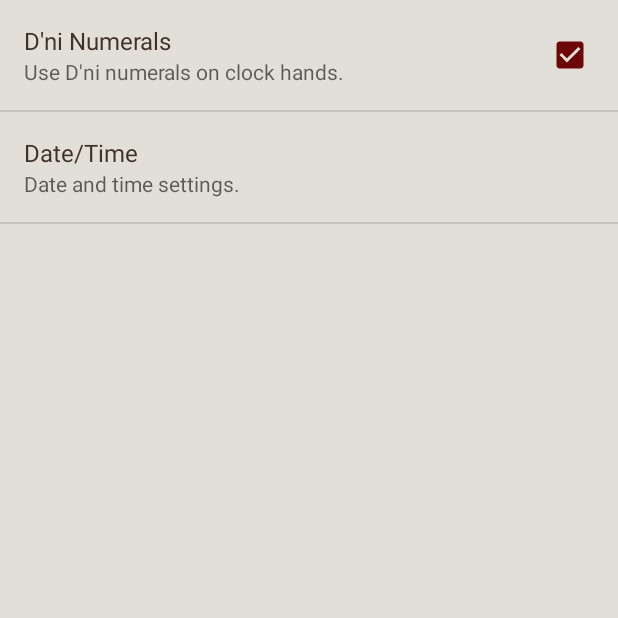
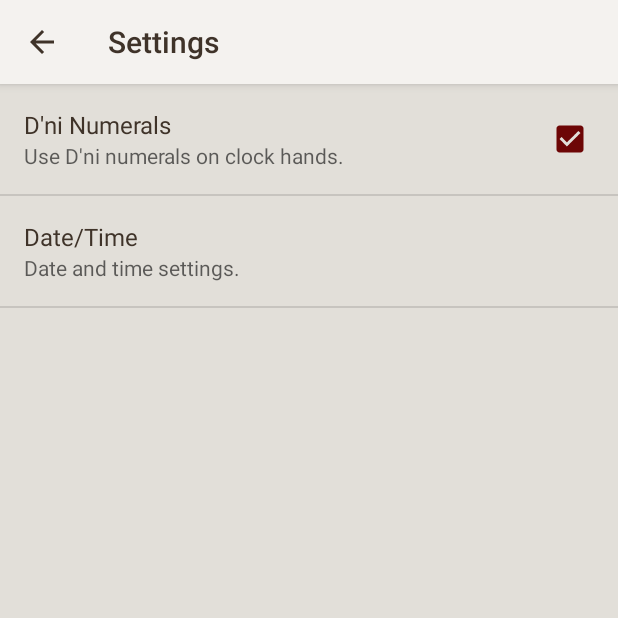
Before and after one commit to Fitzbattleaxe/DNi, an Android app: the SettingsActivity screen opened directly, with no data from a screen before it, on a phone screen of 412 x 824 dp, the top half of it. Run offline under Robolectric (Android 15) with nearby library versions, the phone set to English and light mode, and no system bars.

Commit message:
Implement data/time picker, adjust size of the digital display, and add action bar to settings menu.

```diff
--- a/app/src/main/AndroidManifest.xml
+++ b/app/src/main/AndroidManifest.xml
@@ -18,6 +18,7 @@
             </intent-filter>
         </activity>
         <activity
+            android:theme="@style/SettingsTheme"
             android:name=".SettingsActivity"
             android:label="@string/title_activity_settings"
             android:parentActivityName=".Watch" >
--- /dev/null
+++ b/app/src/main/java/com/dane/dni/DateTimePreference.java
@@ -0,0 +1,110 @@
+package com.dane.dni;
+
+import android.content.Context;
+import android.content.res.TypedArray;
+import android.preference.DialogPreference;
+import android.text.format.DateFormat;
+import android.util.AttributeSet;
+import android.view.View;
+import android.widget.DatePicker;
+import android.widget.TimePicker;
+
+import java.util.Calendar;
+import java.util.Date;
+import java.util.GregorianCalendar;
+
+/**
+ * Created by Dane on 11/2/2015.
+ */
+public class DateTimePreference extends DialogPreference {
+    private Calendar calendar;
+    private TimePicker timePicker = null;
+    private DatePicker datePicker = null;
+
+    public DateTimePreference(Context ctxt) {
+        this(ctxt, null);
+    }
+
+    public DateTimePreference(Context ctxt, AttributeSet attrs) {
+        this(ctxt, attrs, android.R.attr.dialogPreferenceStyle);
+    }
+
+    public DateTimePreference(Context ctxt, AttributeSet attrs, int defStyle) {
+        super(ctxt, attrs, defStyle);
+        setDialogLayoutResource(R.layout.date_time_picker);
+        setPositiveButtonText("Set");
+        setNegativeButtonText("Cancel");
+        calendar = new GregorianCalendar();
+    }
+
+    @Override
+    protected void onBindDialogView(View v) {
+        super.onBindDialogView(v);
+        timePicker = (TimePicker) v.findViewById(R.id.timePicker);
+        datePicker = (DatePicker) v.findViewById(R.id.datePicker);
+        timePicker.setCurrentHour(calendar.get(Calendar.HOUR_OF_DAY));
+        timePicker.setCurrentMinute(calendar.get(Calendar.MINUTE));
+        datePicker.init(
+                calendar.get(Calendar.YEAR),
+                calendar.get(Calendar.MONTH),
+                calendar.get(Calendar.DAY_OF_MONTH),
+                null);
+    }
+
+    void updateTime() {
+        calendar.setTimeInMillis(System.currentTimeMillis() + getPersistedLong(0L));
+        setSummary(getSummary());
+    }
+
+    @Override
+    protected void onDialogClosed(boolean positiveResult) {
+        super.onDialogClosed(positiveResult);
+
+        if (positiveResult) {
+            calendar.set(Calendar.HOUR_OF_DAY, timePicker.getCurrentHour());
+            calendar.set(Calendar.MINUTE, timePicker.getCurrentMinute());
+            calendar.set(Calendar.DAY_OF_MONTH, datePicker.getDayOfMonth());
+            calendar.set(Calendar.MONTH, datePicker.getMonth());
+            calendar.set(Calendar.YEAR, datePicker.getYear());
+
+            setSummary(getSummary());
+            long delta = calendar.getTimeInMillis() - System.currentTimeMillis();
+            if (callChangeListener(delta)) {
+                persistLong(delta);
+                notifyChanged();
+            }
+        }
+    }
+
+    @Override
+    protected void onSetInitialValue(boolean restoreValue, Object defaultValue) {
+        long currentTimeInMillis = System.currentTimeMillis();
+        long delta = 0;
+        if (defaultValue != null) {
+            delta = Long.parseLong((String) defaultValue);
+        }
+        if (restoreValue) {
+            calendar.setTimeInMillis(currentTimeInMillis + getPersistedLong(delta));
+        } else {
+            calendar.setTimeInMillis(delta + currentTimeInMillis);
+            persistLong(delta);
+        }
+        setSummary(getSummary());
+    }
+
+    @Override
+    protected Object onGetDefaultValue(TypedArray a, int index) {
+        return a.getString(index);
+    }
+
+    @Override
+    public CharSequence getSummary() {
+        if (calendar == null) {
+            return null;
+        }
+        Date date = new Date(calendar.getTimeInMillis());
+        return DateFormat.getTimeFormat(getContext()).format(date)
+                + " "
+                + DateFormat.getDateFormat(getContext()).format(date);
+    }
+}
--- a/app/src/main/java/com/dane/dni/SettingsActivity.java
+++ b/app/src/main/java/com/dane/dni/SettingsActivity.java
@@ -5,6 +5,7 @@ import android.annotation.TargetApi;
 import android.app.Activity;
 import android.content.Context;
 import android.content.Intent;
+import android.content.SharedPreferences;
 import android.content.res.Configuration;
 import android.media.Ringtone;
 import android.media.RingtoneManager;
@@ -28,10 +29,11 @@ public class SettingsActivity extends Activity {
     @Override
     protected void onCreate(Bundle savedInstanceState) {
         super.onCreate(savedInstanceState);
+        setContentView(R.layout.settings);
 
         // Display the fragment as the main content.
         getFragmentManager().beginTransaction()
-                .replace(android.R.id.content, new SettingsFragment())
+                .add(R.id.settings_fragment_container, new SettingsFragment())
                 .commit();
     }
 }
--- a/app/src/main/java/com/dane/dni/SettingsFragment.java
+++ b/app/src/main/java/com/dane/dni/SettingsFragment.java
@@ -1,17 +1,63 @@
 package com.dane.dni;
 
+import android.content.BroadcastReceiver;
+import android.content.Context;
+import android.content.Intent;
+import android.content.IntentFilter;
+import android.content.SharedPreferences;
 import android.os.Bundle;
 import android.preference.PreferenceFragment;
+import android.preference.PreferenceManager;
 
 /**
  * Created by Dane on 11/1/2015.
  */
-public class SettingsFragment extends PreferenceFragment {
+public class SettingsFragment extends PreferenceFragment
+        implements SharedPreferences.OnSharedPreferenceChangeListener {
+
+    BroadcastReceiver br;
+
     @Override
     public void onCreate(Bundle savedInstanceState) {
         super.onCreate(savedInstanceState);
+        br = new BroadcastReceiver() {
+            @Override
+            public void onReceive(Context context, Intent intent) {
+                ((DateTimePreference) SettingsFragment.this.findPreference("custom_date_time"))
+                    .updateTime();
+            }
+        };
 
         // Load the preferences from an XML resource
         addPreferencesFromResource(R.xml.preferences);
+        findPreference("custom_date_time").setEnabled(
+                !getPreferenceScreen().getSharedPreferences()
+                        .getBoolean("system_time", false));
     }
+
+    @Override
+    public void onSharedPreferenceChanged(SharedPreferences sharedPreferences, String key) {
+        if (key.equals("system_time")) {
+            findPreference("custom_date_time").setEnabled(
+                    !sharedPreferences.getBoolean("system_time", false));
+        }
+    }
+
+    @Override
+    public void onResume() {
+        super.onResume();
+        getPreferenceScreen().getSharedPreferences()
+            .registerOnSharedPreferenceChangeListener(this);
+        getActivity().registerReceiver(br, new IntentFilter(Intent.ACTION_TIME_TICK));
+    }
+
+    @Override
+    public void onPause() {
+        super.onPause();
+        getPreferenceScreen().getSharedPreferences()
+                .unregisterOnSharedPreferenceChangeListener(this);
+        getActivity().unregisterReceiver(br);
+    }
+
+
 }
--- /dev/null
+++ b/app/src/main/res/color/primary_text_material_light.xml
@@ -0,0 +1,6 @@
+<?xml version="1.0" encoding="utf-8"?>
+<selector xmlns:android="http://schemas.android.com/apk/res/android">
+
+    <item android:state_enabled="false" android:alpha="@dimen/disabled_alpha_material_dark" android:color="@color/primary_text_dni" />
+    <item android:color="@color/primary_text_dni" />
+</selector>
--- a/app/src/main/res/layout/activity_watch.xml
+++ b/app/src/main/res/layout/activity_watch.xml
@@ -83,7 +83,7 @@
             <android.support.percent.PercentRelativeLayout
                 android:layout_width="match_parent"
                 android:layout_height="0dp"
-                android:layout_weight="3.2">
+                android:layout_weight="2.9">
                 <RelativeLayout
                     android:id="@+id/clockTopChrome"
                     android:layout_width="match_parent"
@@ -127,7 +127,7 @@
                             android:shadowDy="2"
                             android:shadowRadius="2"
                             android:shadowColor="#b9b8b5"
-                            android:layout_marginTop="-2dp" />
+                            android:layout_marginTop="-1dp" />
 
                         <com.dane.dni.TimeDisplay
                             android:layout_width="wrap_content"
@@ -138,7 +138,7 @@
                             android:gravity="top"
                             android:textAlignment="gravity"
                             android:includeFontPadding="false"
-                            android:layout_marginTop="-5dp"
+                            android:layout_marginTop="-6dp"
                             android:layout_marginLeft="14dp"
                             android:shadowDx="0"
                             android:shadowDy="2"
--- /dev/null
+++ b/app/src/main/res/layout/settings.xml
@@ -0,0 +1,7 @@
+<?xml version="1.0" encoding="utf-8"?>
+<LinearLayout xmlns:android="http://schemas.android.com/apk/res/android"
+    android:id="@+id/settings_fragment_container"
+    android:orientation="vertical" android:layout_width="match_parent"
+    android:layout_height="match_parent">
+
+</LinearLayout>
--- a/app/src/main/res/values-v21/styles.xml
+++ b/app/src/main/res/values-v21/styles.xml
@@ -7,4 +7,15 @@
         <item name="android:colorPrimary">@color/primary_material_light</item>
         <item name="android:colorAccent">@color/accent_material_light</item>
     </style>
+    <style name="SettingsTheme" parent="android:Theme.Material.Light">
+        <!-- Customize your theme here. -->
+        <item name="android:colorBackground">@color/background_material_light</item>
+        <item name="android:textColorPrimary">@color/primary_text_dni</item>
+        <item name="android:colorPrimary">@color/primary_material_light</item>
+        <item name="android:colorAccent">@color/accent_material_light</item>
+        <item name="android:actionBarStyle">@style/ActionBarTheme</item>
+    </style>
+    <style name="ActionBarTheme" parent="android:Widget.Material.Light.ActionBar">
+        <item name="android:background">@color/dni_text_box_background</item>
+    </style>
 </resources>
--- a/app/src/main/res/values/colors.xml
+++ b/app/src/main/res/values/colors.xml
@@ -4,4 +4,5 @@
     <color name="background_material_light">#e2dfd9</color>
     <color name="primary_text_dni">#3f3329</color>
     <color name="accent_material_light">#6d0606</color>
+    <color name="dni_text_box_background">#f4f2ef</color>
 </resources>
--- a/app/src/main/res/values/styles.xml
+++ b/app/src/main/res/values/styles.xml
@@ -6,5 +6,13 @@
         <item name="android:colorBackground">@color/background_material_light</item>
         <item name="android:textColorPrimary">@color/primary_text_dni</item>
     </style>
-
+    <style name="SettingsTheme" parent="@style/Theme.AppCompat.Light">
+        <!-- Customize your theme here. -->
+        <item name="android:colorBackground">@color/background_material_light</item>
+        <item name="android:textColorPrimary">@color/primary_text_dni</item>
+        <item name="android:actionBarStyle">@style/ActionBarTheme</item>
+    </style>
+    <style name="ActionBarTheme" parent="@style/Widget.AppCompat.Light.ActionBar.Solid">
+        <item name="android:background">@color/dni_text_box_background</item>
+    </style>
 </resources>
--- a/app/src/main/res/xml/preferences.xml
+++ b/app/src/main/res/xml/preferences.xml
@@ -1,19 +1,23 @@
 <?xml version="1.0" encoding="utf-8"?>
 <PreferenceScreen xmlns:android="http://schemas.android.com/apk/res/android">
-<CheckBoxPreference
-    android:key="dni_nums"
-    android:title="D'ni Numerals"
-    android:summary="Use D'ni numerals on clock hands."
-    android:defaultValue="true" />
+    <CheckBoxPreference
+        android:defaultValue="true"
+        android:key="dni_nums"
+        android:summary="Use D'ni numerals on clock hands."
+        android:title="D'ni Numerals" />
     <PreferenceScreen
         android:key="date_time_category_key"
-        android:title="Date/Time"
+        android:persistent="false"
         android:summary="Date and time settings."
-        android:persistent="false">
+        android:title="Date/Time">
         <CheckBoxPreference
+            android:defaultValue="true"
             android:key="system_time"
-            android:title="Use System Time"
-            android:defaultValue="true"
-            />
-        </PreferenceScreen>
+            android:title="Use System Time" />
+        <com.dane.dni.DateTimePreference
+            android:defaultValue="0"
+            android:key="custom_date_time"
+            android:title="Set Date/Time"
+            android:enabled="false"/>
+    </PreferenceScreen>
 </PreferenceScreen>
```
Also changed, not shown: app/src/main/java/com/dane/dni/Watch.java (+32 -2 lines), app/src/main/res/layout/date_time_picker.xml (added, +21 -0 lines), 1 other file.
